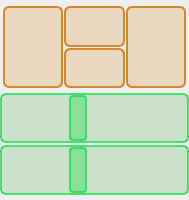
Above: GUI/widget_rotary_platform_control.ui from orizonti/CONTROI_INTERFACE_RUBY before the change. Below: the same form after it.
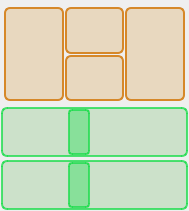
That is the form after the change. Icons and pictures are not drawn.

Patch:
```diff
--- a/GUI/widget_rotary_platform_control.ui
+++ b/GUI/widget_rotary_platform_control.ui
@@ -7,7 +7,7 @@
     <x>0</x>
     <y>0</y>
     <width>189</width>
-    <height>200</height>
+    <height>211</height>
    </rect>
   </property>
   <property name="maximumSize">
@@ -34,19 +34,19 @@
   </property>
   <layout class="QVBoxLayout" name="verticalLayout">
    <property name="spacing">
-    <number>2</number>
+    <number>3</number>
    </property>
    <property name="leftMargin">
-    <number>0</number>
+    <number>1</number>
    </property>
    <property name="topMargin">
-    <number>0</number>
+    <number>1</number>
    </property>
    <property name="rightMargin">
-    <number>0</number>
+    <number>1</number>
    </property>
    <property name="bottomMargin">
-    <number>0</number>
+    <number>1</number>
    </property>
    <item>
     <widget class="QGroupBox" name="groupBox">
@@ -251,6 +251,12 @@
        <height>30</height>
       </size>
      </property>
+     <property name="maximumSize">
+      <size>
+       <width>16777215</width>
+       <height>50</height>
+      </size>
+     </property>
      <property name="styleSheet">
       <string notr="true">QScrollBar:horizontal {
 	background-color: rgba(32, 156, 19, 43);
@@ -271,7 +277,7 @@
     border-radius: 4px;
    
 	border-color: rgba(30, 221, 78,200);
-    min-width: 14px;
+    min-width: 18px;
     min-height: 20px;
     max-height: 46px;
  }
@@ -301,7 +307,13 @@
      <property name="minimumSize">
       <size>
        <width>0</width>
-       <height>35</height>
+       <height>30</height>
+      </size>
+     </property>
+     <property name="maximumSize">
+      <size>
+       <width>16777215</width>
+       <height>50</height>
       </size>
      </property>
      <property name="styleSheet">
@@ -314,7 +326,7 @@
     width: 80px;
         min-height: 26px;
         max-height: 46px;
-  margin: 0px 0px 5px 0px;
+  margin: 0px 0px 0px 0px;
 }
 
  QScrollBar::handle:horizontal 
@@ -324,12 +336,13 @@
     border-radius: 4px;
    
 	border-color: rgba(30, 221, 78,200);
-    min-width: 14px;
+    min-width: 18px;
     min-height: 20px;
     max-height: 46px;
  }
 
 
+
 QScrollBar::add-page:horizontal, QScrollBar::sub-page:horizontal
  {
   background-color: none;
```
Left out of the diff: 64 changed lines with no effect on the pictures.
